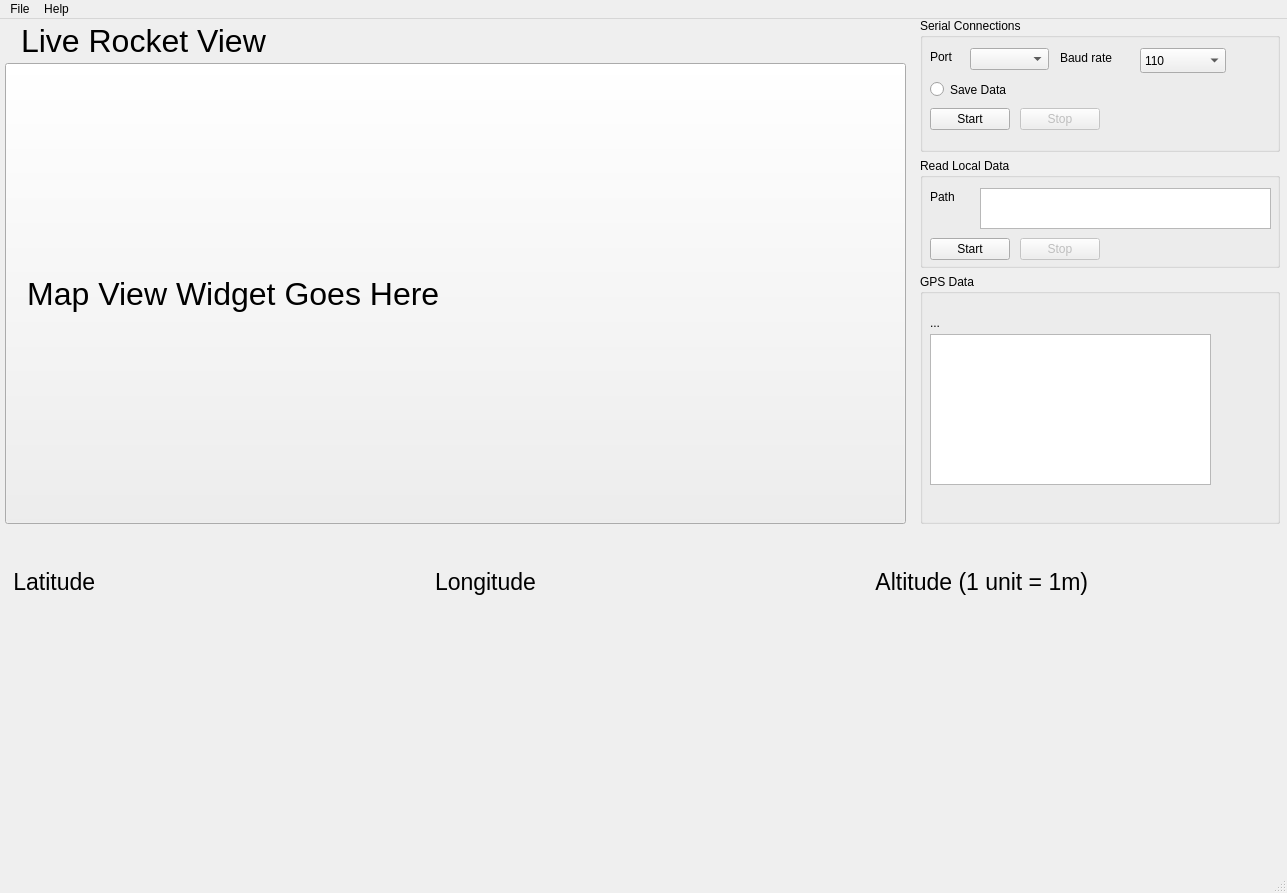
The window that ui/mainwindow.ui (UASTARR/starrtracker-archive) describes before a commit, drawn with Qt 5.
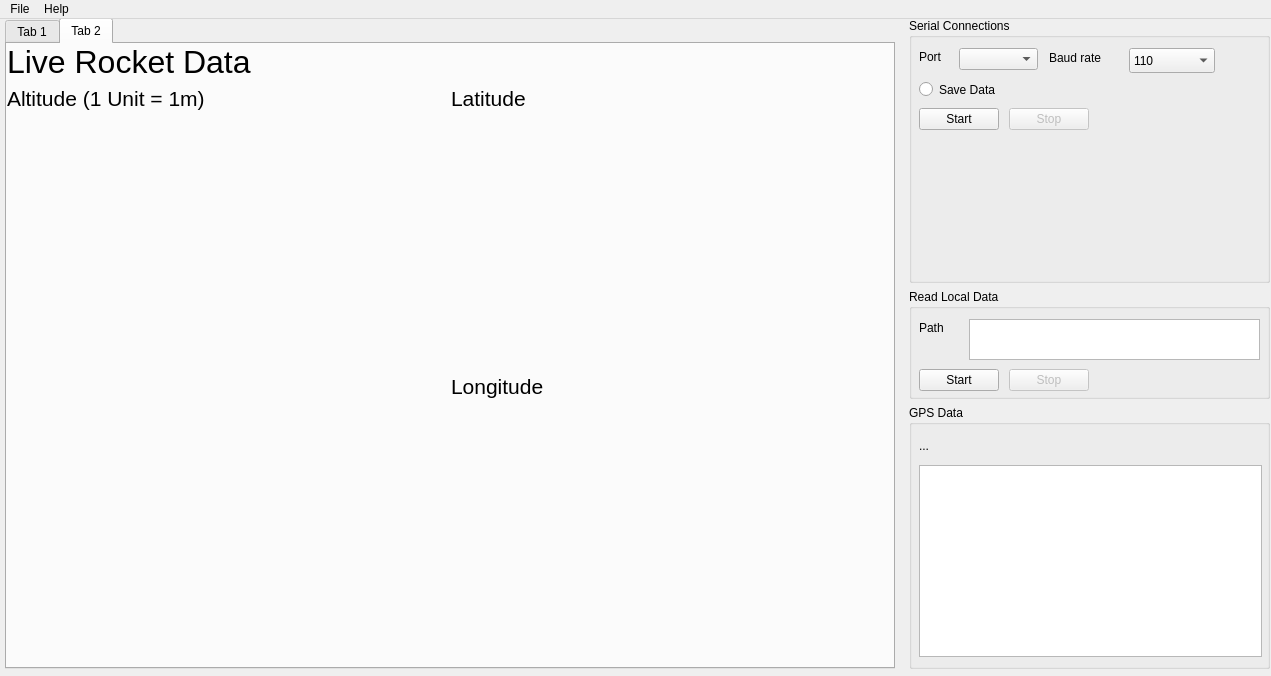
The same window after the commit. The open tabs and pages were chosen to show the change. Custom widgets are drawn as their Qt base class.

```diff
--- a/ui/mainwindow.ui
+++ b/ui/mainwindow.ui
@@ -6,8 +6,8 @@
    <rect>
     <x>0</x>
     <y>0</y>
-    <width>1287</width>
-    <height>893</height>
+    <width>1271</width>
+    <height>676</height>
    </rect>
   </property>
   <property name="windowTitle">
@@ -19,8 +19,8 @@
      <rect>
       <x>-1</x>
       <y>-1</y>
-      <width>1281</width>
-      <height>841</height>
+      <width>1271</width>
+      <height>651</height>
      </rect>
     </property>
     <layout class="QGridLayout" name="gridLayout">
@@ -34,33 +34,60 @@
       <number>45</number>
      </property>
      <item row="0" column="0">
-      <layout class="QVBoxLayout" name="layout_MapView" stretch="64,656">
+      <layout class="QVBoxLayout" name="layout_Display" stretch="0">
        <property name="bottomMargin">
         <number>0</number>
        </property>
        <item>
-        <layout class="QHBoxLayout" name="layout_LiveRocketView">
-         <property name="leftMargin">
-          <number>16</number>
+        <widget class="QTabWidget" name="display">
+         <property name="sizePolicy">
+          <sizepolicy hsizetype="MinimumExpanding" vsizetype="Expanding">
+           <horstretch>0</horstretch>
+           <verstretch>0</verstretch>
+          </sizepolicy>
          </property>
-         <property name="rightMargin">
-          <number>16</number>
+         <property name="currentIndex">
+          <number>0</number>
          </property>
+         <widget class="QWidget" name="Map">
+          <attribute name="title">
+           <string>Tab 1</string>
+          </attribute>
+          <widget class="QWidget" name="layoutWidget">
+           <property name="geometry">
+            <rect>
+             <x>0</x>
+             <y>10</y>
+             <width>899</width>
+             <height>601</height>
+            </rect>
+           </property>
+           <layout class="QVBoxLayout" name="layout_map">
          <item>
           <widget class="QLabel" name="Label_LiveRocketView">
+              <property name="sizePolicy">
+               <sizepolicy hsizetype="Preferred" vsizetype="Maximum">
+                <horstretch>0</horstretch>
+                <verstretch>0</verstretch>
+               </sizepolicy>
+              </property>
+              <property name="maximumSize">
+               <size>
+                <width>1209</width>
+                <height>16777215</height>
+               </size>
+              </property>
            <property name="font">
             <font>
              <pointsize>24</pointsize>
             </font>
            </property>
            <property name="text">
-            <string>Live Rocket View</string>
+               <string>Live Rocket Position</string>
            </property>
           </widget>
          </item>
-        </layout>
-       </item>
-       <item alignment="Qt::AlignHCenter">
+            <item>
         <widget class="QPushButton" name="pushButton">
          <property name="sizePolicy">
           <sizepolicy hsizetype="Preferred" vsizetype="Preferred">
@@ -79,22 +106,71 @@
         </widget>
        </item>
       </layout>
-     </item>
-     <item row="1" column="0" colspan="2">
-      <layout class="QHBoxLayout" name="layout_Graph">
+          </widget>
+         </widget>
+         <widget class="QWidget" name="Graph">
+          <attribute name="title">
+           <string>Tab 2</string>
+          </attribute>
+          <widget class="QWidget" name="verticalLayoutWidget">
+           <property name="geometry">
+            <rect>
+             <x>0</x>
+             <y>0</y>
+             <width>881</width>
+             <height>611</height>
+            </rect>
+           </property>
+           <layout class="QVBoxLayout" name="layout_graph">
+            <item>
+             <widget class="QLabel" name="label_3">
+              <property name="sizePolicy">
+               <sizepolicy hsizetype="Preferred" vsizetype="Maximum">
+                <horstretch>0</horstretch>
+                <verstretch>0</verstretch>
+               </sizepolicy>
+              </property>
+              <property name="font">
+               <font>
+                <pointsize>24</pointsize>
+               </font>
+              </property>
+              <property name="text">
+               <string>Live Rocket Data</string>
+              </property>
+             </widget>
+            </item>
+            <item>
+             <layout class="QGridLayout" name="graph_display">
        <property name="spacing">
-        <number>14</number>
-       </property>
-       <property name="leftMargin">
-        <number>2</number>
-       </property>
-       <property name="topMargin">
-        <number>0</number>
-       </property>
-       <property name="rightMargin">
-        <number>2</number>
-       </property>
+               <number>6</number>
+              </property>
+              <item row="0" column="0" rowspan="2">
+               <layout class="QVBoxLayout" name="layout_altitude">
+                <item>
+                 <widget class="QLabel" name="altitude">
+                  <property name="sizePolicy">
+                   <sizepolicy hsizetype="Preferred" vsizetype="Maximum">
+                    <horstretch>0</horstretch>
+                    <verstretch>0</verstretch>
+                   </sizepolicy>
+                  </property>
+                  <property name="font">
+                   <font>
+                    <pointsize>16</pointsize>
+                   </font>
+                  </property>
+                  <property name="text">
+                   <string>Altitude (1 Unit = 1m)</string>
+                  </property>
+                 </widget>
+                </item>
        <item>
+                 <widget class="QCustomPlot" name="graph_alt" native="true"/>
+                </item>
+               </layout>
+              </item>
+              <item row="0" column="1">
         <layout class="QVBoxLayout" name="layout_x_axis">
          <item>
           <widget class="QLabel" name="x_axis">
@@ -106,36 +182,27 @@
            </property>
            <property name="font">
             <font>
-             <pointsize>17</pointsize>
+                    <pointsize>16</pointsize>
             </font>
            </property>
            <property name="text">
-            <string> Latitude</string>
-           </property>
-          </widget>
-         </item>
-         <item>
-          <widget class="QCustomPlot" name="graph_x" native="true">
-           <property name="sizePolicy">
-            <sizepolicy hsizetype="Minimum" vsizetype="Fixed">
-             <horstretch>0</horstretch>
-             <verstretch>0</verstretch>
-            </sizepolicy>
-           </property>
-           <property name="minimumSize">
-            <size>
-             <width>0</width>
-             <height>250</height>
-            </size>
-           </property>
-           <property name="whatsThis">
             <string>Latitude</string>
            </property>
           </widget>
          </item>
-        </layout>
-       </item>
        <item>
+                 <widget class="QCustomPlot" name="graph_x" native="true">
+                  <property name="maximumSize">
+                   <size>
+                    <width>875</width>
+                    <height>16777215</height>
+                   </size>
+                  </property>
+                 </widget>
+                </item>
+               </layout>
+              </item>
+              <item row="1" column="1">
         <layout class="QVBoxLayout" name="layout_y_axis">
          <item>
           <widget class="QLabel" name="y_axis">
@@ -147,7 +214,9 @@
            </property>
            <property name="font">
             <font>
-             <pointsize>17</pointsize>
+                    <pointsize>16</pointsize>
+                    <weight>50</weight>
+                    <bold>false</bold>
             </font>
            </property>
            <property name="text">
@@ -156,76 +225,46 @@
           </widget>
          </item>
          <item>
-          <widget class="QCustomPlot" name="graph_y" native="true">
-           <property name="sizePolicy">
-            <sizepolicy hsizetype="Minimum" vsizetype="Minimum">
-             <horstretch>0</horstretch>
-             <verstretch>0</verstretch>
-            </sizepolicy>
-           </property>
-           <property name="whatsThis">
-            <string>Longitude
-</string>
-           </property>
-          </widget>
+                 <widget class="QCustomPlot" name="graph_y" native="true"/>
          </item>
         </layout>
        </item>
-       <item>
-        <layout class="QVBoxLayout" name="layout_altitude">
-         <item>
-          <widget class="QLabel" name="altitude">
-           <property name="sizePolicy">
-            <sizepolicy hsizetype="Preferred" vsizetype="Maximum">
-             <horstretch>0</horstretch>
-             <verstretch>0</verstretch>
-            </sizepolicy>
-           </property>
-           <property name="font">
-            <font>
-             <pointsize>17</pointsize>
-            </font>
-           </property>
-           <property name="whatsThis">
-            <string>&lt;html&gt;&lt;head/&gt;&lt;body&gt;&lt;p&gt;Altitude&lt;/p&gt;&lt;p&gt;&lt;br/&gt;&lt;/p&gt;&lt;/body&gt;&lt;/html&gt;</string>
-           </property>
-           <property name="text">
-            <string>  Altitude (1 unit = 1m)</string>
-           </property>
-          </widget>
-         </item>
-         <item>
-          <widget class="QCustomPlot" name="graph_alt" native="true">
-           <property name="sizePolicy">
-            <sizepolicy hsizetype="Minimum" vsizetype="Minimum">
-             <horstretch>0</horstretch>
-             <verstretch>0</verstretch>
-            </sizepolicy>
-           </property>
-           <property name="whatsThis">
-            <string>Altitude</string>
-           </property>
-          </widget>
-         </item>
-        </layout>
+             </layout>
+            </item>
+           </layout>
+          </widget>
+         </widget>
+        </widget>
        </item>
       </layout>
      </item>
      <item row="0" column="1">
-      <layout class="QVBoxLayout" name="layout_Settings" stretch="0,0">
+      <layout class="QVBoxLayout" name="layout_Settings" stretch="0">
        <property name="spacing">
         <number>6</number>
        </property>
+       <property name="sizeConstraint">
+        <enum>QLayout::SetDefaultConstraint</enum>
+       </property>
        <item>
         <layout class="QGridLayout" name="layout_Serial">
+         <property name="sizeConstraint">
+          <enum>QLayout::SetFixedSize</enum>
+         </property>
          <item row="0" column="0">
           <widget class="QGroupBox" name="groupBox">
            <property name="sizePolicy">
-            <sizepolicy hsizetype="Preferred" vsizetype="Preferred">
+            <sizepolicy hsizetype="Fixed" vsizetype="Preferred">
              <horstretch>0</horstretch>
              <verstretch>0</verstretch>
             </sizepolicy>
            </property>
+           <property name="minimumSize">
+            <size>
+             <width>361</width>
+             <height>0</height>
+            </size>
+           </property>
            <property name="title">
             <string>Serial Connections</string>
            </property>
@@ -395,7 +434,62 @@
          <item row="2" column="0">
           <widget class="QGroupBox" name="groupBox_2">
            <property name="sizePolicy">
-            <sizepolicy hsizetype="Preferred" vsizetype="Fixed">
+            <sizepolicy hsizetype="Minimum" vsizetype="Preferred">
+             <horstretch>0</horstretch>
+             <verstretch>0</verstretch>
+            </sizepolicy>
+           </property>
+           <property name="title">
+            <string>GPS Data</string>
+           </property>
+           <widget class="QTextBrowser" name="textbrowser">
+            <property name="enabled">
+             <bool>true</bool>
+            </property>
+            <property name="geometry">
+             <rect>
+              <x>10</x>
+              <y>60</y>
+              <width>343</width>
+              <height>192</height>
+             </rect>
+            </property>
+            <property name="sizePolicy">
+             <sizepolicy hsizetype="MinimumExpanding" vsizetype="MinimumExpanding">
+              <horstretch>0</horstretch>
+              <verstretch>0</verstretch>
+             </sizepolicy>
+            </property>
+            <property name="html">
+             <string>&lt;!DOCTYPE HTML PUBLIC &quot;-//W3C//DTD HTML 4.0//EN&quot; &quot;http://www.w3.org/TR/REC-html40/strict.dtd&quot;&gt;
+&lt;html&gt;&lt;head&gt;&lt;meta name=&quot;qrichtext&quot; content=&quot;1&quot; /&gt;&lt;style type=&quot;text/css&quot;&gt;
+p, li { white-space: pre-wrap; }
+&lt;/style&gt;&lt;/head&gt;&lt;body style=&quot; font-family:'Ubuntu'; font-size:12pt; font-weight:400; font-style:normal;&quot;&gt;
+&lt;p style=&quot;-qt-paragraph-type:empty; margin-top:0px; margin-bottom:0px; margin-left:0px; margin-right:0px; -qt-block-indent:0; text-indent:0px; font-size:11pt;&quot;&gt;&lt;br /&gt;&lt;/p&gt;&lt;/body&gt;&lt;/html&gt;</string>
+            </property>
+           </widget>
+           <widget class="QLabel" name="gpstype">
+            <property name="geometry">
+             <rect>
+              <x>10</x>
+              <y>30</y>
+              <width>341</width>
+              <height>21</height>
+             </rect>
+            </property>
+            <property name="frameShape">
+             <enum>QFrame::NoFrame</enum>
+            </property>
+            <property name="text">
+             <string>...</string>
+            </property>
+           </widget>
+          </widget>
+         </item>
+         <item row="1" column="0">
+          <widget class="QGroupBox" name="local_data">
+           <property name="sizePolicy">
+            <sizepolicy hsizetype="Minimum" vsizetype="Fixed">
              <horstretch>0</horstretch>
              <verstretch>0</verstretch>
             </sizepolicy>
@@ -409,7 +503,7 @@
            <property name="title">
             <string>Read Local Data</string>
            </property>
-           <widget class="QLabel" name="label_5">
+           <widget class="QLabel" name="path">
             <property name="geometry">
              <rect>
               <x>10</x>
@@ -438,8 +532,8 @@
              <string>&lt;!DOCTYPE HTML PUBLIC &quot;-//W3C//DTD HTML 4.0//EN&quot; &quot;http://www.w3.org/TR/REC-html40/strict.dtd&quot;&gt;
 &lt;html&gt;&lt;head&gt;&lt;meta name=&quot;qrichtext&quot; content=&quot;1&quot; /&gt;&lt;style type=&quot;text/css&quot;&gt;
 p, li { white-space: pre-wrap; }
-&lt;/style&gt;&lt;/head&gt;&lt;body style=&quot; font-family:'Ubuntu'; font-size:11pt; font-weight:400; font-style:normal;&quot;&gt;
-&lt;p style=&quot;-qt-paragraph-type:empty; margin-top:0px; margin-bottom:0px; margin-left:0px; margin-right:0px; -qt-block-indent:0; text-indent:0px;&quot;&gt;&lt;br /&gt;&lt;/p&gt;&lt;/body&gt;&lt;/html&gt;</string>
+&lt;/style&gt;&lt;/head&gt;&lt;body style=&quot; font-family:'Ubuntu'; font-size:12pt; font-weight:400; font-style:normal;&quot;&gt;
+&lt;p style=&quot;-qt-paragraph-type:empty; margin-top:0px; margin-bottom:0px; margin-left:0px; margin-right:0px; -qt-block-indent:0; text-indent:0px; font-size:11pt;&quot;&gt;&lt;br /&gt;&lt;/p&gt;&lt;/body&gt;&lt;/html&gt;</string>
             </property>
            </widget>
            <widget class="QPushButton" name="serialLocalConnectionButton">
@@ -475,46 +569,6 @@
          </item>
         </layout>
        </item>
-       <item>
-        <widget class="QGroupBox" name="groupBox_3">
-         <property name="title">
-          <string>GPS Data</string>
-         </property>
-         <widget class="QTextBrowser" name="textBrowser">
-          <property name="geometry">
-           <rect>
-            <x>10</x>
-            <y>60</y>
-            <width>281</width>
-            <height>151</height>
-           </rect>
-          </property>
-          <property name="html">
-           <string>&lt;!DOCTYPE HTML PUBLIC &quot;-//W3C//DTD HTML 4.0//EN&quot; &quot;http://www.w3.org/TR/REC-html40/strict.dtd&quot;&gt;
-&lt;html&gt;&lt;head&gt;&lt;meta name=&quot;qrichtext&quot; content=&quot;1&quot; /&gt;&lt;style type=&quot;text/css&quot;&gt;
-p, li { white-space: pre-wrap; }
-&lt;/style&gt;&lt;/head&gt;&lt;body style=&quot; font-family:'Ubuntu'; font-size:11pt; font-weight:400; font-style:normal;&quot;&gt;
-&lt;p style=&quot;-qt-paragraph-type:empty; margin-top:0px; margin-bottom:0px; margin-left:0px; margin-right:0px; -qt-block-indent:0; text-indent:0px;&quot;&gt;&lt;br /&gt;&lt;/p&gt;&lt;/body&gt;&lt;/html&gt;</string>
-          </property>
-         </widget>
-         <widget class="QLabel" name="gpsType">
-          <property name="geometry">
-           <rect>
-            <x>10</x>
-            <y>40</y>
-            <width>291</width>
-            <height>17</height>
-           </rect>
-          </property>
-          <property name="autoFillBackground">
-           <bool>false</bool>
-          </property>
-          <property name="text">
-           <string>...</string>
-          </property>
-         </widget>
-        </widget>
-       </item>
       </layout>
      </item>
     </layout>
@@ -525,8 +579,8 @@
     <rect>
      <x>0</x>
      <y>0</y>
-     <width>1287</width>
-     <height>22</height>
+     <width>1271</width>
+     <height>26</height>
     </rect>
    </property>
    <widget class="QMenu" name="menuFile">
@@ -544,7 +598,6 @@
    <addaction name="menuFile"/>
    <addaction name="menuHelp"/>
   </widget>
-  <widget class="QStatusBar" name="statusbar"/>
   <action name="actionAbout_StarrTracker">
    <property name="text">
     <string>About StarrTracker</string>
```
Left out of the diff: 4 changed lines with no effect on the pictures. Lines whose indentation alone changed are shown as unchanged.
